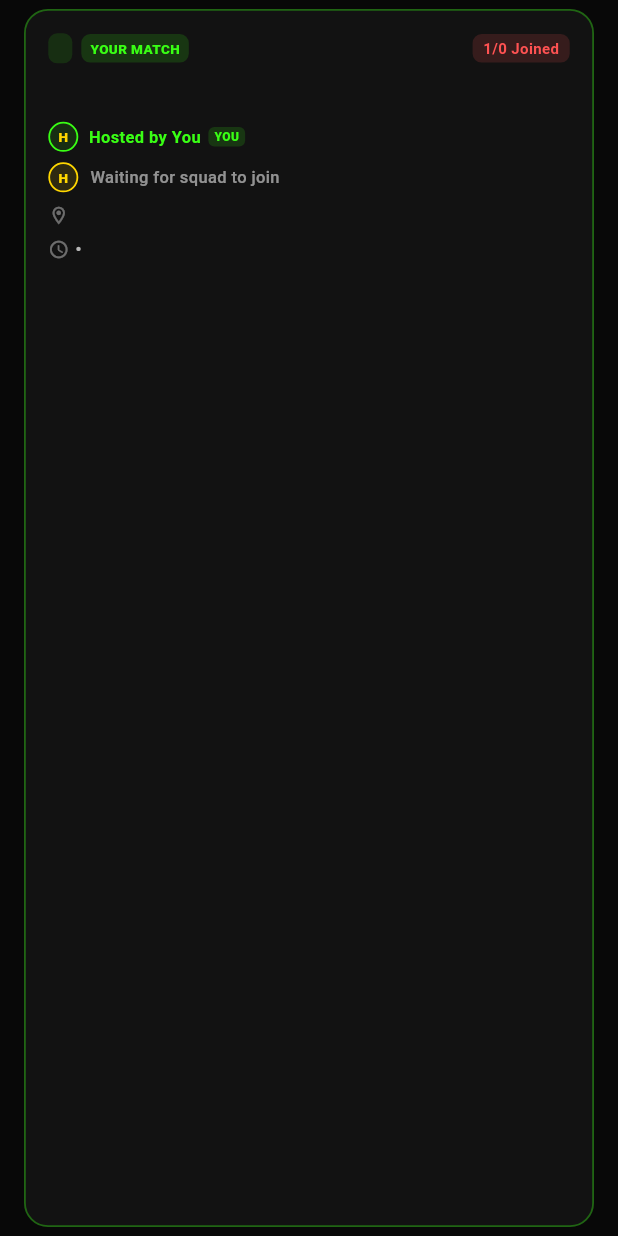
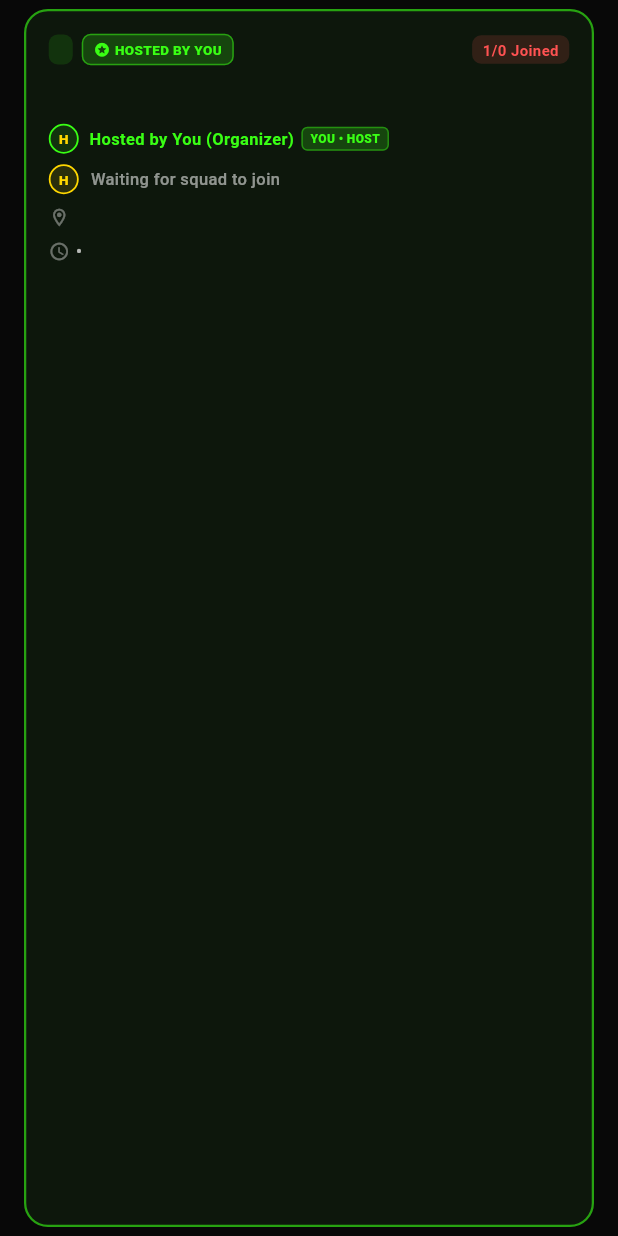
Before and after one commit to HenryGurney/Fitconnect, a Flutter app: the LobbyCardWidget widget shown alone on an empty page, opened directly with empty values, on a phone screen of 412 x 824 dp. Run offline on Flutter 3.47's test engine with Material 3 defaults, Android fonts, the phone set to English and light mode, and no system bars; our stand-ins replace flutter_card_swiper, flutter_map, flutter_typeahead, geocoding, geolocator, google_maps_flutter and 2 more; missing offline and left inert: purchases_flutter; accounts and stored records are empty.

Commit message:
feat: highlight hosted matches with dark emerald tint, neon border, and quick Mine filter

```diff
--- a/fitconnect/lib/lobby_screen.dart
+++ b/fitconnect/lib/lobby_screen.dart
@@ -269,6 +269,39 @@ class _LobbyScreenState extends State<LobbyScreen> {
                 ),
                 const SizedBox(width: 8),
                 GestureDetector(
+                  onTap: () {
+                    setState(() {
+                      _selectedScope = _selectedScope == 'MINE' ? 'ALL' : 'MINE';
+                    });
+                  },
+                  child: Container(
+                    height: 44,
+                    padding: const EdgeInsets.symmetric(horizontal: 10),
+                    decoration: BoxDecoration(
+                      color: _selectedScope == 'MINE' ? const Color(0xFF1E2818) : const Color(0xFF141414),
+                      borderRadius: BorderRadius.circular(12),
+                      border: Border.all(
+                        color: _selectedScope == 'MINE' ? const Color(0xFF39FF14) : Colors.white.withValues(alpha: 0.08),
+                      ),
+                    ),
+                    child: Row(
+                      children: [
+                        Icon(Icons.stars_rounded, color: _selectedScope == 'MINE' ? const Color(0xFF39FF14) : Colors.white38, size: 16),
+                        const SizedBox(width: 4),
+                        Text(
+                          "Mine",
+                          style: TextStyle(
+                            color: _selectedScope == 'MINE' ? const Color(0xFF39FF14) : Colors.white60,
+                            fontWeight: FontWeight.bold,
+                            fontSize: 11,
+                          ),
+                        ),
+                      ],
+                    ),
+                  ),
+                ),
+                const SizedBox(width: 6),
+                GestureDetector(
                   onTap: _showFilterSheet,
                   child: Container(
                     height: 44,
@@ -511,13 +544,13 @@ class LobbyCardWidget extends StatelessWidget {
         margin: const EdgeInsets.symmetric(horizontal: 16, vertical: 6),
         padding: const EdgeInsets.all(15),
         decoration: BoxDecoration(
-          color: const Color(0xFF121212),
+          color: isMyLobby ? const Color(0xFF0D170C) : const Color(0xFF121212),
           borderRadius: BorderRadius.circular(16),
           border: Border.all(
             color: isMyLobby
-                ? const Color(0xFF39FF14).withValues(alpha: 0.35)
+                ? const Color(0xFF39FF14).withValues(alpha: 0.6)
                 : (isHostPro ? const Color(0xFFFFD700).withValues(alpha: 0.3) : Colors.white.withValues(alpha: 0.06)),
-            width: isMyLobby || isHostPro ? 1.2 : 1.0,
+            width: isMyLobby ? 1.5 : (isHostPro ? 1.2 : 1.0),
           ),
         ),
         child: Column(
@@ -545,14 +578,22 @@ class LobbyCardWidget extends StatelessWidget {
                 if (isMyLobby) ...[
                   const SizedBox(width: 6),
                   Container(
-                    padding: const EdgeInsets.symmetric(horizontal: 6, vertical: 3),
+                    padding: const EdgeInsets.symmetric(horizontal: 7, vertical: 3),
                     decoration: BoxDecoration(
-                      color: const Color(0xFF39FF14).withValues(alpha: 0.15),
+                      color: const Color(0xFF39FF14).withValues(alpha: 0.2),
                       borderRadius: BorderRadius.circular(6),
+                      border: Border.all(color: const Color(0xFF39FF14).withValues(alpha: 0.5), width: 1),
                     ),
-                    child: const Text(
-                      "YOUR MATCH",
-                      style: TextStyle(color: Color(0xFF39FF14), fontSize: 9, fontWeight: FontWeight.w900),
+                    child: const Row(
+                      mainAxisSize: MainAxisSize.min,
+                      children: [
+                        Icon(Icons.stars_rounded, color: Color(0xFF39FF14), size: 11),
+                        SizedBox(width: 3),
+                        Text(
+                          "HOSTED BY YOU",
+                          style: TextStyle(color: Color(0xFF39FF14), fontSize: 9, fontWeight: FontWeight.w900),
+                        ),
+                      ],
                     ),
                   ),
                 ] else if (isHostPro) ...[
@@ -667,7 +708,7 @@ class LobbyCardWidget extends StatelessWidget {
                       const SizedBox(width: 7),
                       Flexible(
                         child: Text(
-                          isMyLobby ? "Hosted by You" : "Hosted by $hostName",
+                          isMyLobby ? "Hosted by You (Organizer)" : "Hosted by $hostName",
                           maxLines: 1,
                           overflow: TextOverflow.ellipsis,
                           style: TextStyle(
@@ -679,15 +720,16 @@ class LobbyCardWidget extends StatelessWidget {
                       ),
                       const SizedBox(width: 5),
                       Container(
-                        padding: const EdgeInsets.symmetric(horizontal: 4, vertical: 1),
+                        padding: const EdgeInsets.symmetric(horizontal: 5, vertical: 1.5),
                         decoration: BoxDecoration(
                           color: isMyLobby
-                              ? const Color(0xFF39FF14).withValues(alpha: 0.15)
+                              ? const Color(0xFF39FF14).withValues(alpha: 0.2)
                               : const Color(0xFFFFD700).withValues(alpha: 0.15),
                           borderRadius: BorderRadius.circular(4),
+                          border: isMyLobby ? Border.all(color: const Color(0xFF39FF14).withValues(alpha: 0.4)) : null,
                         ),
                         child: Text(
-                          isMyLobby ? "YOU" : "HOST",
+                          isMyLobby ? "YOU • HOST" : "HOST",
                           style: TextStyle(
                             color: isMyLobby ? const Color(0xFF39FF14) : const Color(0xFFFFD700),
                             fontSize: 8,
```
